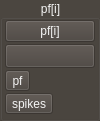
First picture: the form in src/pyphoplacecellanalysis/GUI/Qt/PlacefieldVisualSelectionControls/PlacefieldVisualSelectionWidgetBase.ui, repository CommanderPho/pyPhoPlaceCellAnalysis, before the edit.
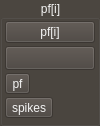
Second picture: the form after the edit. Custom widgets are drawn as their Qt base class.

Commit message: refactoring qt placefield

Diff of the .ui file:
```diff
--- a/src/pyphoplacecellanalysis/GUI/Qt/PlacefieldVisualSelectionControls/PlacefieldVisualSelectionWidgetBase.ui
+++ b/src/pyphoplacecellanalysis/GUI/Qt/PlacefieldVisualSelectionControls/PlacefieldVisualSelectionWidgetBase.ui
@@ -8,9 +8,27 @@
     <x>0</x>
     <y>0</y>
     <width>100</width>
-    <height>116</height>
+    <height>126</height>
    </rect>
   </property>
+  <property name="sizePolicy">
+   <sizepolicy hsizetype="Minimum" vsizetype="Fixed">
+    <horstretch>0</horstretch>
+    <verstretch>0</verstretch>
+   </sizepolicy>
+  </property>
+  <property name="minimumSize">
+   <size>
+    <width>90</width>
+    <height>0</height>
+   </size>
+  </property>
+  <property name="baseSize">
+   <size>
+    <width>100</width>
+    <height>126</height>
+   </size>
+  </property>
   <property name="windowTitle">
    <string>Form</string>
   </property>
```
Left out of the diff: 2 changed lines with no effect on the pictures. The commit also changes 1 other file.
